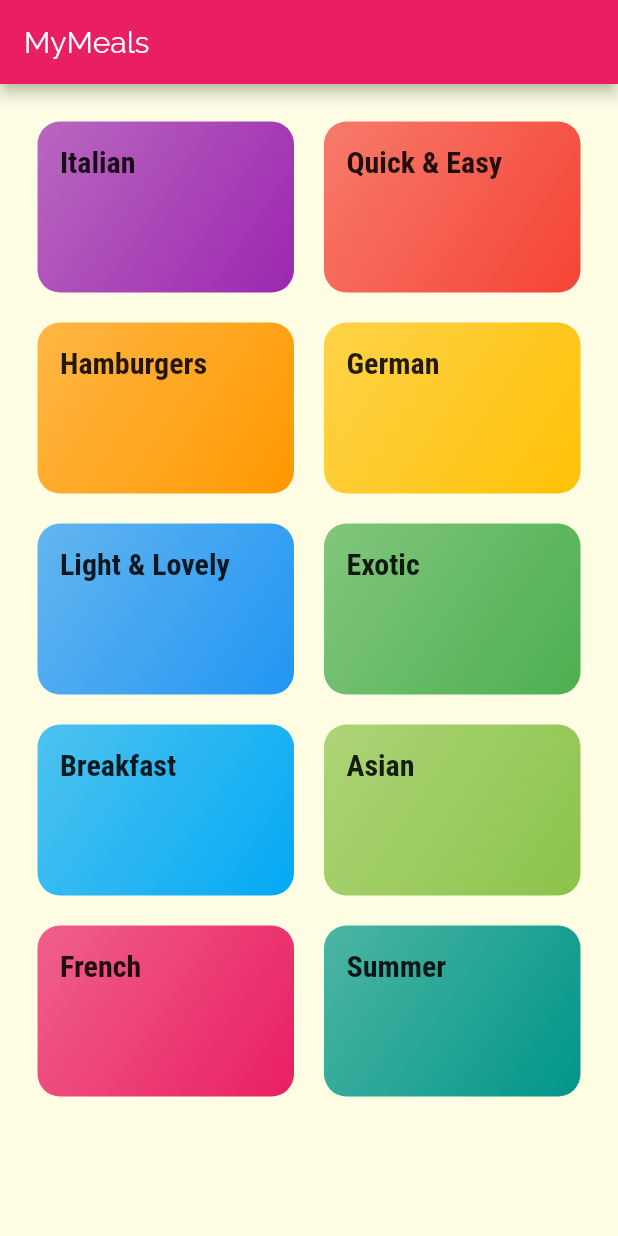
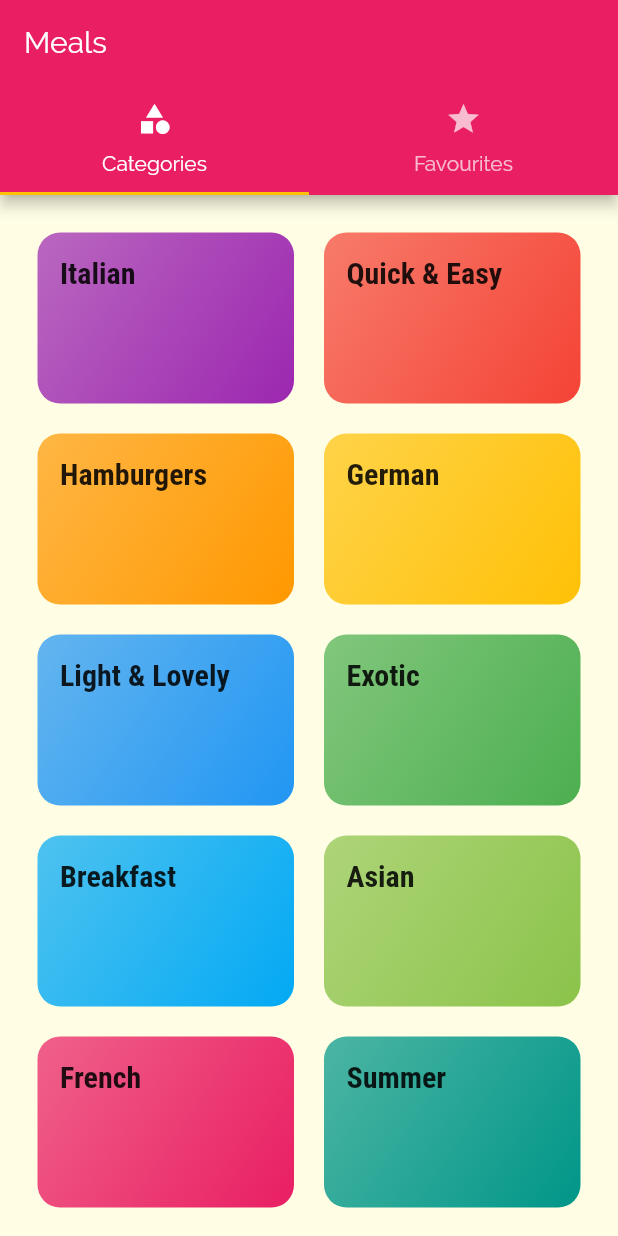
Before and after one commit to mkrosnicki/MealsApp, a Flutter app: the screen it shows after launch, on a phone screen of 412 x 824 dp. Run offline on Flutter 3.47's test engine with Material 2 defaults, Android fonts, the phone set to English and light mode, and no system bars.

Commit message:
adding tabs

```diff
--- a/lib/main.dart
+++ b/lib/main.dart
@@ -1,6 +1,7 @@
 import 'package:MealsApp/screens/categories_screen.dart';
 import 'package:MealsApp/screens/category_meals_screen.dart';
 import 'package:MealsApp/screens/meal_detail_screen.dart';
+import 'package:MealsApp/screens/tabs_screen.dart';
 import 'package:flutter/material.dart';
 
 void main() => runApp(MyApp());
@@ -30,7 +31,7 @@ class MyApp extends StatelessWidget {
               )),
       initialRoute: '/',
       routes: {
-        '/': (ctx) => CategoriesScreen(),
+        '/': (ctx) => TabsScreen(),
         CategoryMealsScreen.routeName: (ctx) => CategoryMealsScreen(),
         MealDetailScreen.routeName: (ctx) => MealDetailScreen(),
       },
--- a/lib/screens/categories_screen.dart
+++ b/lib/screens/categories_screen.dart
@@ -6,11 +6,7 @@ import '../dummy_data.dart';
 class CategoriesScreen extends StatelessWidget {
   @override
   Widget build(BuildContext context) {
-    return Scaffold(
-      appBar: AppBar(
-        title: const Text('MyMeals'),
-      ),
-      body: GridView(
+    return GridView(
       padding: const EdgeInsets.all(25),
       gridDelegate: SliverGridDelegateWithMaxCrossAxisExtent(
         maxCrossAxisExtent: 200,
@@ -23,7 +19,6 @@ class CategoriesScreen extends StatelessWidget {
             (catData) => CategoryItem(catData.id, catData.title, catData.color),
       )
           .toList(),
-      ),
     );
   }
 }
--- /dev/null
+++ b/lib/screens/favourites_screen.dart
@@ -0,0 +1,10 @@
+import 'package:flutter/material.dart';
+
+class FavouritesScreen extends StatelessWidget {
+  @override
+  Widget build(BuildContext context) {
+    return Center(
+      child: Text('Favourites'),
+    );
+  }
+}
--- /dev/null
+++ b/lib/screens/tabs_screen.dart
@@ -0,0 +1,40 @@
+import 'package:MealsApp/screens/categories_screen.dart';
+import 'package:MealsApp/screens/favourites_screen.dart';
+import 'package:flutter/material.dart';
+
+class TabsScreen extends StatefulWidget {
+  @override
+  _TabsScreenState createState() => _TabsScreenState();
+}
+
+class _TabsScreenState extends State<TabsScreen> {
+  @override
+  Widget build(BuildContext context) {
+    return DefaultTabController(
+      length: 2,
+      child: Scaffold(
+        appBar: AppBar(
+          title: Text('Meals'),
+          bottom: TabBar(
+            tabs: [
+              Tab(
+                icon: Icon(Icons.category),
+                text: 'Categories',
+              ),
+              Tab(
+                icon: Icon(Icons.star),
+                text: 'Favourites',
+              ),
+            ],
+          ),
+        ),
+        body: TabBarView(
+          children: [
+            CategoriesScreen(),
+            FavouritesScreen(),
+          ],
+        ),
+      ),
+    );
+  }
+}
```
Lines whose indentation alone changed are shown as unchanged.
